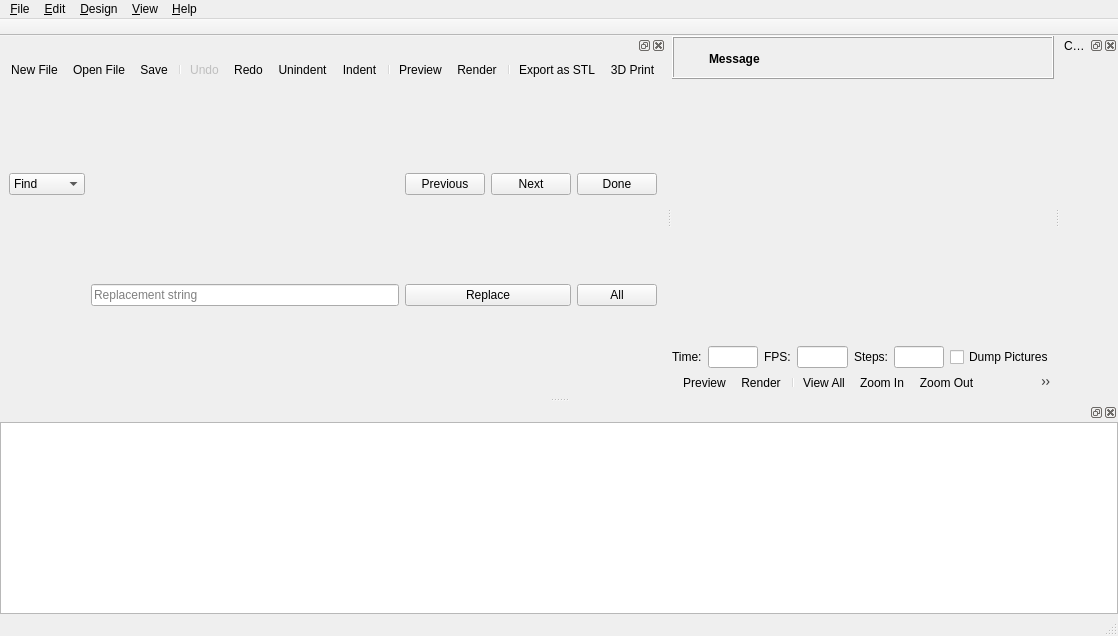
Before: the Qt Designer form src/MainWindow.ui in openscad/openscad, drawn with Qt 5.
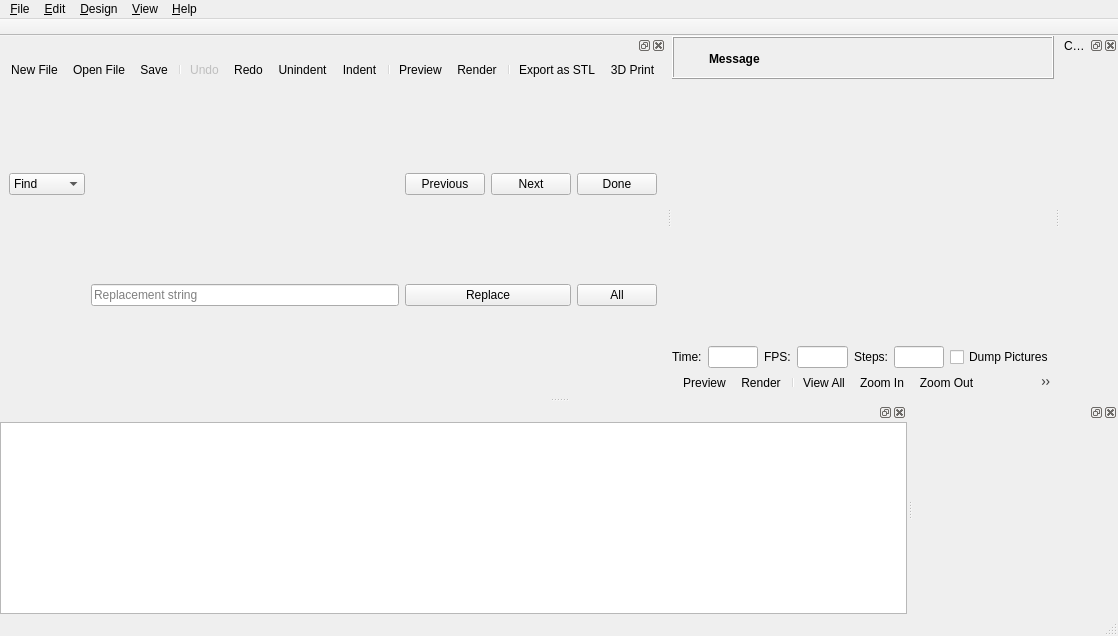
After: the same form once the commit is applied. Icons and pictures are not drawn. Custom widgets are drawn as their Qt base class.

Commit message: add error-log-dock and class

Diff of the .ui file:
```diff
--- a/src/MainWindow.ui
+++ b/src/MainWindow.ui
@@ -691,6 +691,12 @@
     </layout>
    </widget>
   </widget>
+  <widget class="Dock" name="errorLogDock">
+   <attribute name="dockWidgetArea">
+    <number>8</number>
+   </attribute>
+   <widget class="QWidget" name="errorLogDockContents"/>
+  </widget>
   <action name="fileActionNew">
    <property name="icon">
     <iconset resource="../openscad.qrc">
```
Left out of the diff: 19 changed lines with no effect on the pictures. The commit also changes 6 other files.
